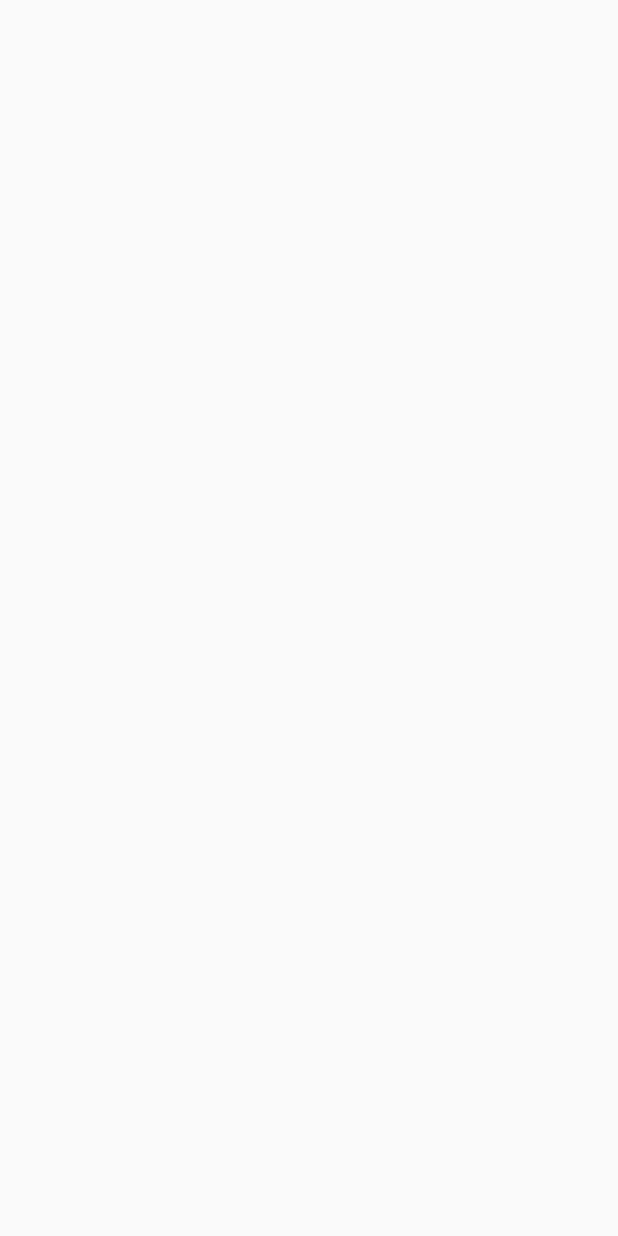
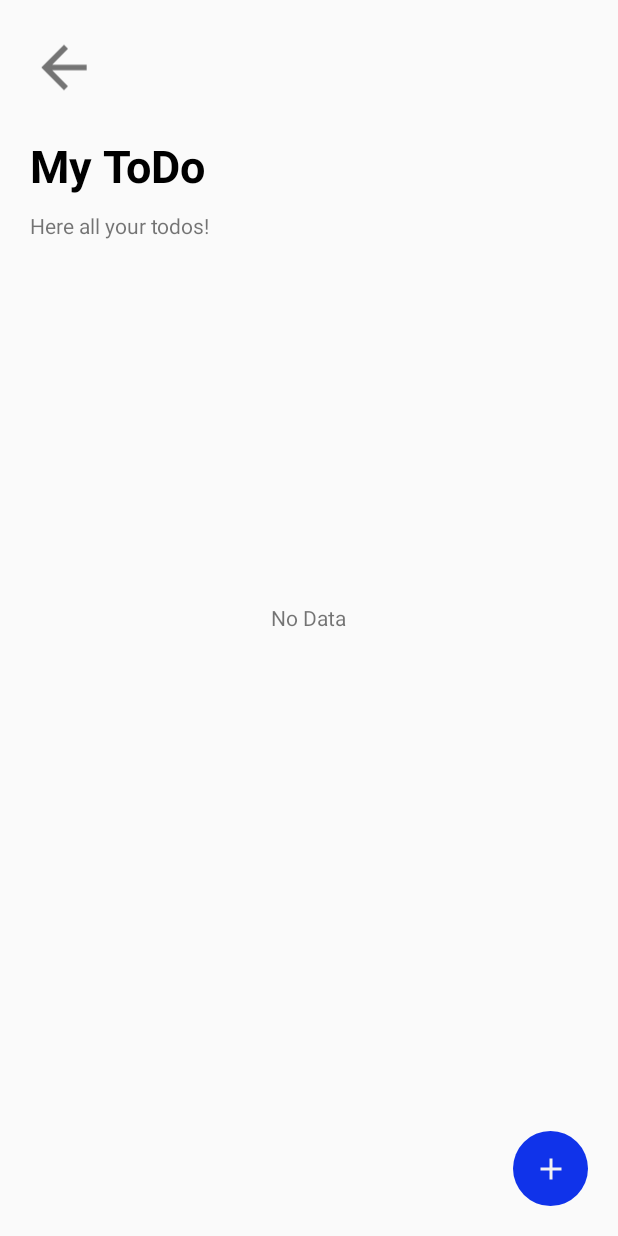
Before and after one commit to Magizuki/KepoApp, an Android app: the MyToDoActivity screen opened directly, with no data from a screen before it, on a phone screen of 412 x 824 dp. Before the commit the screen is empty. Run offline under Robolectric (Android 15) with nearby library versions, the phone set to English and light mode, and no system bars; our stand-ins replace data binding.

Commit message:
Add View My ToDo List Feature ( Not Done )

```diff
--- a/app/build.gradle
+++ b/app/build.gradle
@@ -38,6 +38,7 @@ dependencies {
     implementation 'com.google.android.material:material:1.2.1'
     implementation 'androidx.constraintlayout:constraintlayout:2.0.4'
     implementation "androidx.cardview:cardview:1.0.0"
+    implementation "androidx.recyclerview:recyclerview:1.1.0"
     testImplementation 'junit:junit:4.+'
     androidTestImplementation 'androidx.test.ext:junit:1.1.2'
     androidTestImplementation 'androidx.test.espresso:espresso-core:3.3.0'
--- a/app/src/main/AndroidManifest.xml
+++ b/app/src/main/AndroidManifest.xml
@@ -9,7 +9,8 @@
         android:roundIcon="@mipmap/ic_launcher_round"
         android:supportsRtl="true"
         android:theme="@style/Theme.KepoApp">
-        <activity android:name=".view.ProfileActivity"></activity>
+        <activity android:name=".view.AddUpdateMyToDoActivity"></activity>
+        <activity android:name=".view.ProfileActivity" />
         <activity android:name=".view.SearchUserActivity" />
         <activity android:name=".view.SearchToDoActivity" />
         <activity android:name=".view.MyToDoActivity" />
--- a/app/src/main/java/com/example/kepoapp/controller/DatabaseHelper.java
+++ b/app/src/main/java/com/example/kepoapp/controller/DatabaseHelper.java
@@ -8,8 +8,11 @@ import android.widget.Toast;
 
 import androidx.annotation.Nullable;
 
+import com.example.kepoapp.model.ToDoList;
 import com.example.kepoapp.model.User;
 import com.example.kepoapp.view.LoginRegisterActivity;
+
+import java.util.ArrayList;
 
 public class DatabaseHelper extends SQLiteOpenHelper {
 
@@ -29,7 +32,7 @@ public class DatabaseHelper extends SQLiteOpenHelper {
 
         String create_UserTable_query = "CREATE TABLE Users ( id INTEGER PRIMARY KEY AUTOINCREMENT, Username TEXT , Password TEXT)";
         db.execSQL(create_UserTable_query);
-        String create_ToDoListTable_query = "CREATE TABLE ToDoLists (id INTEGER PRIMARY KEY AUTOINCREMENT, UserID INTEGER, LastEditDate DATE, ToDoName TEXT, DESCRIPTION TEXT, FOREIGN KEY (UserID) REFERENCES Users(id))";
+        String create_ToDoListTable_query = "CREATE TABLE ToDoLists (id INTEGER PRIMARY KEY AUTOINCREMENT, UserID INTEGER, LastEditDate TEXT, ToDoName TEXT, DESCRIPTION TEXT, FOREIGN KEY (UserID) REFERENCES Users(id))";
         db.execSQL(create_ToDoListTable_query);
 
     }
@@ -70,6 +73,54 @@ public class DatabaseHelper extends SQLiteOpenHelper {
         return true;
     }
 
+    public boolean findMyToDobyUserId(int id){
+
+        String query = "SELECT * FROM ToDoLists where UserID = " + "'" + id + "'";
+        SQLiteDatabase db = this.getReadableDatabase();
+
+        Cursor cursor;
+
+        cursor = db.rawQuery(query, null);
+
+        if(cursor.getCount() > 1){
+            cursor.close();
+            db.close();
+            return true;
+        }
+
+        cursor.close();
+        db.close();
+        return false;
+
+
+    }
+
+    public ArrayList<ToDoList> getAllMyToDoList(int id){
+
+        ArrayList<ToDoList> toDoLists = new ArrayList<>();
+        String query = "SELECT * FROM ToDoLists where UserID = " + "'" + id + "'";
+        SQLiteDatabase db = this.getReadableDatabase();
+
+        Cursor cursor;
+
+        cursor = db.rawQuery(query, null);
+
+        if(cursor.moveToFirst()){
+
+            do{
+                int ToDoID = cursor.getInt(0);
+                int UserID = cursor.getInt(1);
+                String lastupdate = cursor.getString(2);
+                String name = cursor.getString(3);
+                String desc = cursor.getString(4);
+                toDoLists.add(new ToDoList(ToDoID, UserID, lastupdate, name, desc));
+            }while (cursor.moveToNext());
+
+        }
+
+        return toDoLists;
+    }
+
     public User login(String username, String password){
 
         String query = "SELECT * FROM Users where Username = " + "'" + username + "' AND Password = '" + password + "' ;";
--- /dev/null
+++ b/app/src/main/java/com/example/kepoapp/controller/ToDoController.java
@@ -0,0 +1,38 @@
+package com.example.kepoapp.controller;
+
+import android.content.Context;
+
+import com.example.kepoapp.model.ToDoList;
+import com.example.kepoapp.model.User;
+
+import java.util.ArrayList;
+
+public class ToDoController {
+
+    private DatabaseHelper dbhelper;
+
+    public ToDoController(Context ctx){
+        dbhelper = new DatabaseHelper(ctx);
+    }
+
+    public boolean checkMyToDo(int idUser){
+
+        if(dbhelper.findMyToDobyUserId(idUser)){
+            return true;
+        }
+        return false;
+    }
+
+    public ArrayList<ToDoList> getAllMyToDoList(int idUser){
+
+        return dbhelper.getAllMyToDoList(idUser);
+
+    }
+
+
+
+
+
+
+
+}
--- a/app/src/main/java/com/example/kepoapp/view/MyToDoActivity.java
+++ b/app/src/main/java/com/example/kepoapp/view/MyToDoActivity.java
@@ -1,16 +1,74 @@
 package com.example.kepoapp.view;
 
 import androidx.appcompat.app.AppCompatActivity;
+import androidx.databinding.DataBindingUtil;
+import androidx.recyclerview.widget.LinearLayoutManager;
 
+import android.content.Intent;
 import android.os.Bundle;
+import android.view.View;
 
 import com.example.kepoapp.R;
+import com.example.kepoapp.controller.ToDoController;
+import com.example.kepoapp.databinding.ActivityMyToDoBinding;
+import com.example.kepoapp.model.SharedPref;
+import com.example.kepoapp.model.ToDoList;
+import com.example.kepoapp.model.User;
+
+import java.util.ArrayList;
 
 public class MyToDoActivity extends AppCompatActivity {
+
+    private ActivityMyToDoBinding binding;
+    private SharedPref sharedPref;
+    private ToDoController controller;
+    private ToDoListAdapter adapter;
 
     @Override
     protected void onCreate(Bundle savedInstanceState) {
         super.onCreate(savedInstanceState);
-        setContentView(R.layout.activity_my_to_do);
+        binding = DataBindingUtil.setContentView(MyToDoActivity.this, R.layout.activity_my_to_do);
+        sharedPref = new SharedPref(this);
+
+        User user =  sharedPref.load();
+        controller = new ToDoController(MyToDoActivity.this);
+
+        if(controller.checkMyToDo(user.getId())){
+            binding.NoDataView.setVisibility(View.INVISIBLE);
+            binding.MyToDoRV.setVisibility(View.VISIBLE);
+
+            ArrayList<ToDoList> toDoLists = controller.getAllMyToDoList(user.getId());
+            adapter = new ToDoListAdapter(this, toDoLists);
+            binding.MyToDoRV.setLayoutManager(new LinearLayoutManager(this));
+            binding.MyToDoRV.setAdapter(adapter);
+
+        }
+        else{
+            binding.NoDataView.setVisibility(View.VISIBLE);
+            binding.MyToDoRV.setVisibility(View.INVISIBLE);
+        }
+
+        binding.BackBtn.setOnClickListener(new View.OnClickListener() {
+            @Override
+            public void onClick(View view) {
+                Intent intent = new Intent(MyToDoActivity.this, MainMenuActivity.class);
+                intent.putExtra(MainMenuActivity.Extra_User, user);
+                intent.addFlags(Intent.FLAG_ACTIVITY_CLEAR_TOP | Intent.FLAG_ACTIVITY_NEW_TASK);
+                startActivity(intent);
+                finish();
+            }
+        });
+
+        binding.AddBtn.setOnClickListener(new View.OnClickListener() {
+            @Override
+            public void onClick(View view) {
+                Intent intent = new Intent(MyToDoActivity.this, AddUpdateMyToDoActivity.class);
+                intent.putExtra(MainMenuActivity.Extra_User, user);
+                intent.putExtra("", "Create ToDo");
+                startActivity(intent);
+            }
+        });
+
+
     }
 }
--- /dev/null
+++ b/app/src/main/res/drawable/custom_addbtn.xml
@@ -0,0 +1,7 @@
+<?xml version="1.0" encoding="utf-8"?>
+<shape xmlns:android="http://schemas.android.com/apk/res/android"
+    android:shape="oval">
+
+    <solid android:color="#1033EA"/>
+
+</shape>
--- a/app/src/main/res/layout/activity_my_to_do.xml
+++ b/app/src/main/res/layout/activity_my_to_do.xml
@@ -1,9 +1,68 @@
 <?xml version="1.0" encoding="utf-8"?>
-<androidx.constraintlayout.widget.ConstraintLayout xmlns:android="http://schemas.android.com/apk/res/android"
+<layout xmlns:android="http://schemas.android.com/apk/res/android"
     xmlns:app="http://schemas.android.com/apk/res-auto"
-    xmlns:tools="http://schemas.android.com/tools"
-    android:layout_width="match_parent"
-    android:layout_height="match_parent"
-    tools:context=".view.MyToDoActivity">
+    xmlns:tools="http://schemas.android.com/tools">
 
-</androidx.constraintlayout.widget.ConstraintLayout>
+
+    <RelativeLayout
+        android:layout_width="match_parent"
+        android:layout_height="match_parent"
+        tools:context=".view.MyToDoActivity"
+        android:layout_margin="20dp">
+
+        <ImageView
+            android:id="@+id/BackBtn"
+            android:layout_width="45dp"
+            android:layout_height="50dp"
+            android:src="@drawable/ic_arrow_back"
+            />
+
+        <TextView
+            android:id="@+id/ProfileTitle"
+            android:layout_width="wrap_content"
+            android:layout_height="wrap_content"
+            android:text="@string/my_todo"
+            android:layout_below="@+id/BackBtn"
+            android:textColor="@color/black"
+            android:textSize="30sp"
+            android:textStyle="bold"
+            android:layout_marginTop="20dp"
+            />
+
+        <TextView
+            android:id="@+id/MyToDoDesc"
+            android:layout_width="wrap_content"
+            android:layout_height="wrap_content"
+            android:text="Here all your todos!"
+            android:layout_below="@+id/ProfileTitle"
+            android:layout_marginTop="10dp"
+            />
+
+        <androidx.recyclerview.widget.RecyclerView
+            android:id="@+id/MyToDoRV"
+            android:layout_width="match_parent"
+            android:layout_height="match_parent"
+            android:layout_below="@+id/MyToDoDesc"
+            android:layout_marginBottom="50dp"
+            android:layout_marginTop="20dp"/>
+
+
+        <ImageButton
+            android:id="@+id/AddBtn"
+            android:layout_width="50dp"
+            android:layout_height="50dp"
+            android:src="@drawable/ic_add"
+            android:layout_alignParentBottom="true"
+            android:layout_alignParentEnd="true"
+            android:background="@drawable/custom_addbtn"/>
+
+        <TextView
+            android:id="@+id/NoDataView"
+            android:layout_width="wrap_content"
+            android:layout_height="wrap_content"
+            android:text="@string/no_data"
+            android:layout_centerInParent="true"/>
+
+    </RelativeLayout>
+
+</layout>
--- a/app/src/main/res/layout/activity_profile.xml
+++ b/app/src/main/res/layout/activity_profile.xml
@@ -26,7 +26,7 @@
             android:id="@+id/ProfileTitle"
             android:layout_width="wrap_content"
             android:layout_height="wrap_content"
-            android:text="Profile"
+            android:text="@string/profile"
             android:layout_below="@+id/BackBtn"
             android:textColor="@color/black"
             android:textSize="30sp"
--- a/app/src/main/res/values/strings.xml
+++ b/app/src/main/res/values/strings.xml
@@ -8,4 +8,7 @@
     <string name="search_todo">Search ToDo</string>
     <string name="search_user">Search User</string>
     <string name="profile">Profile</string>
+    <string name="profile">Profile</string>
+    <string name="my_todo">My ToDo</string>
+    <string name="no_data">No Data</string>
 </resources>
```
Also changed, not shown: app/src/main/java/com/example/kepoapp/model/ToDoList.java (+54 -1 lines), app/src/main/java/com/example/kepoapp/view/AddUpdateMyToDoActivity.java (added, +16 -0 lines), app/src/main/java/com/example/kepoapp/view/ToDoListAdapter.java (added, +56 -0 lines), app/src/main/res/layout/activity_add_update_my_to_do.xml (added, +9 -0 lines), app/src/main/res/layout/activity_my_to_do_rows.xml (added, +67 -0 lines).
